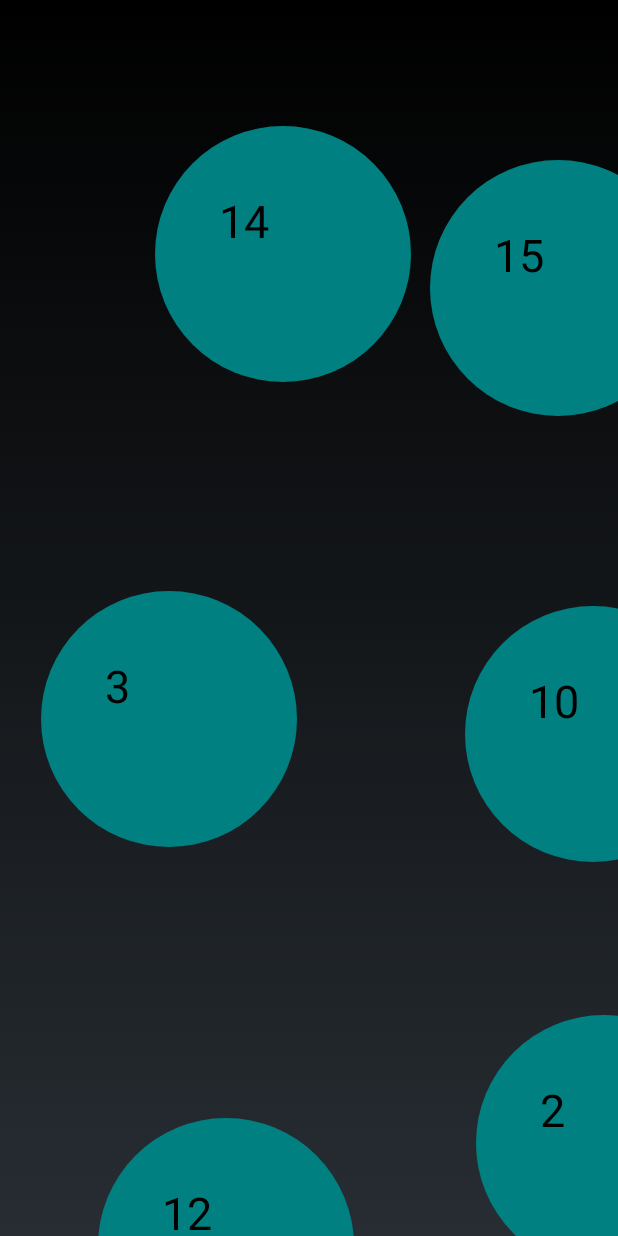
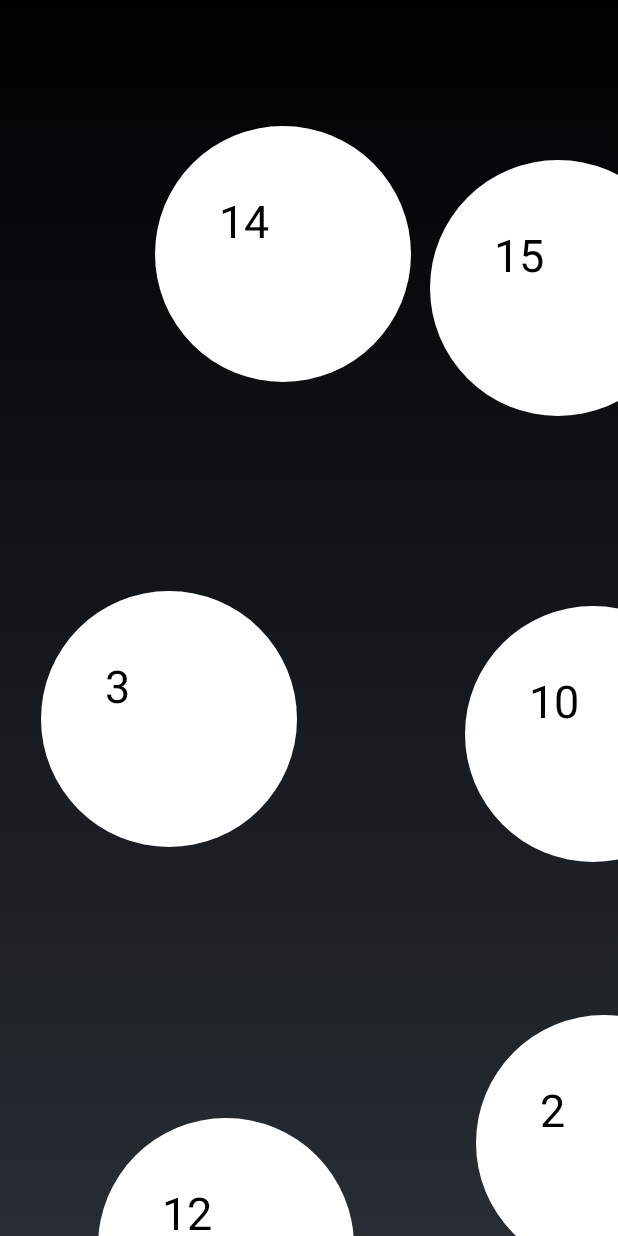
Before and after one commit to yourselvs/CMSC436-Trailmaking, an Android app: the TrailMaking screen opened directly, with no data from a screen before it, on a phone screen of 412 x 824 dp. Run offline under Robolectric (Android 15) with nearby library versions, the phone set to English and light mode, and no system bars; our stand-ins replace Firebase (no records; nobody signed in at launch, a user with empty details on screens opened directly).

Commit message:
final app

```diff
--- a/app/src/main/java/course/labs/gestureslab/MainMenu.kt
+++ b/app/src/main/java/course/labs/gestureslab/MainMenu.kt
@@ -23,11 +23,9 @@ class MainMenu : Activity() {
         val handSpinner = findViewById<Spinner>(R.id.handSpinner)
         val difficultySpinner = findViewById<Spinner>(R.id.difficultySpinner)
 
-
         val handAdapter = ArrayAdapter.createFromResource(
                 this, R.array.handedness, R.layout.dropdown_item
         )
-
 
         val difficultyAdapter = ArrayAdapter.createFromResource(
                 this, R.array.difficulties, R.layout.dropdown_item
@@ -44,7 +42,6 @@ class MainMenu : Activity() {
                 (parent.getChildAt(0) as TextView).setTextColor(Color.BLACK)
                 handedness = handSpinner.getItemAtPosition(pos).toString()
             }
-
             override fun onNothingSelected(parent: AdapterView<*>) {}
         }
 
@@ -56,7 +53,6 @@ class MainMenu : Activity() {
                 (parent.getChildAt(0) as TextView).setTextColor(Color.BLACK)
                 difficulty = difficultySpinner.getItemAtPosition(pos).toString()
             }
-
             override fun onNothingSelected(parent: AdapterView<*>) {}
         }
     }
@@ -67,7 +63,6 @@ class MainMenu : Activity() {
 
         userID = mETid.getText().toString()
         userDOB = mETdob.getText().toString()
-
 
         if (userID.isEmpty() || userDOB.isEmpty()) {
             Toast.makeText(applicationContext, "Please enter ID and Date of Birth", Toast.LENGTH_LONG).show()
--- a/app/src/main/java/course/labs/gestureslab/PathfinderTest.kt
+++ b/app/src/main/java/course/labs/gestureslab/PathfinderTest.kt
@@ -79,7 +79,6 @@ class PathfinderTest internal constructor(
 
         Log.i(TAG, "Test finished at timestamp ${endTime}")
 
-        // TODO: Test if recording data in firebase even works
         val data = HashMap<String, Any>()
 
         data["userID"] = userID
--- a/app/src/main/java/course/labs/gestureslab/TrailMaking.kt
+++ b/app/src/main/java/course/labs/gestureslab/TrailMaking.kt
@@ -19,17 +19,12 @@ import android.widget.FrameLayout
 import android.graphics.Color
 import android.widget.TextView
 import com.google.firebase.firestore.FirebaseFirestore
-import com.google.firebase.storage.StorageReference
-import java.sql.Time
 
 
 class TrailMaking : Activity() {
 
     // The Main view
     private var mFrame: FrameLayout? = null
-
-    // circle image's bitmap
-    private var mBitmap: Bitmap? = null
 
     // Display dimensions
     private var mDisplayWidth: Int = 0
@@ -57,9 +52,9 @@ class TrailMaking : Activity() {
 
     //Colors
     private var initTextColor = Color.BLACK
-    private var changedTextColor = Color.GREEN
-    private var circleColor = Color.rgb(0,128,128)
-    private var lineColor = Color.GREEN
+    private var circleColor = Color.rgb(255,255,255)
+    private var lineColor = Color.rgb(34,177,66)
+    private var changedTextColor = lineColor
 
     //if you want the text color to change on tap as well as draw line
     private var textColorChange = true
@@ -67,15 +62,11 @@ class TrailMaking : Activity() {
     // Test initialized when the activity starts
     private lateinit var test: PathfinderTest
 
-    private val db: FirebaseFirestore = FirebaseFirestore.getInstance()
-
     public override fun onCreate(savedInstanceState: Bundle?) {
         super.onCreate(savedInstanceState)
         setContentView(R.layout.main)
         // Set up user interface
         mFrame = findViewById<View>(R.id.frame) as FrameLayout
-        // Load basic circle Bitmap
-        mBitmap = BitmapFactory.decodeResource(resources, R.drawable.b64)
 
         circlePlacement.shuffle()
 
@@ -111,7 +102,7 @@ class TrailMaking : Activity() {
 
     override fun onResume() {
         super.onResume()
-                setupGestureDetector()
+        setupGestureDetector()
     }
 
     override fun onWindowFocusChanged(hasFocus: Boolean) {
@@ -140,11 +131,11 @@ class TrailMaking : Activity() {
 
                                 //First determine if click happens at a circle
                                 if(bview.intersects(event.x,event.y)){
+                                    //alternates between letters and numbers
                                     test.pressButton(bview.getNum().toString())
                                     hit = true
                                     //next determine if proper button is being clicked
                                     if(bview.getNum() == numberOn){
-
                                         //makes sure that lines start being drawn after first tap
                                         if(numberOn ==1){
                                             previousx = (bview.getmPosx()+128).toInt()
@@ -173,8 +164,6 @@ class TrailMaking : Activity() {
                                         //iterates the number in the circle
                                         numberOn++
                                     }
-
-
                                 }
                             }
                             i++
@@ -198,8 +187,6 @@ class TrailMaking : Activity() {
 
 
     // circleView is a View that displays a circle.
-    // This class handles animating, drawing, and popping amongst other
-    // actions.
     // A new circleView is created for each circle on the display
 
     inner class CircleView internal constructor(context: Context, x: Float, y: Float) : View(context) {
@@ -276,6 +263,7 @@ class TrailMaking : Activity() {
         var y2:Float = 0f
 
         init {
+            Log.i(TAG, "Creating line at: x:$x1 y:$y1 to x:$x2 y:$y2")
             x1 = xstart
             x2 = xend
             y1 = ystart
@@ -314,6 +302,7 @@ class TrailMaking : Activity() {
             R.id.quit -> {
                 val intent = Intent(this, MainMenu::class.java)
                 startActivity(intent)
+                test.finishTest()
                 finish()
                 return true
             }
--- a/app/src/main/res/layout/main.xml
+++ b/app/src/main/res/layout/main.xml
@@ -3,6 +3,7 @@
     android:id="@+id/gestures_overlay"
     android:layout_width="match_parent"
     android:layout_height="match_parent"
+    android:background="#00000000"
     android:gestureColor="#00FFFFFF"
     android:gestureStrokeWidth="0"
     android:gestureStrokeAngleThreshold="0"
@@ -13,6 +14,7 @@
         android:id="@+id/frame"
         android:layout_width="match_parent"
         android:layout_height="match_parent"
-        android:layout_centerInParent="true"></FrameLayout>
+        android:layout_centerInParent="true"
+        android:background="#00000000"></FrameLayout>
 
 </android.gesture.GestureOverlayView>
```
Also changed, not shown: app/src/main/java/course/labs/gestureslab/TrailMaking2.kt (+5 -14 lines).
